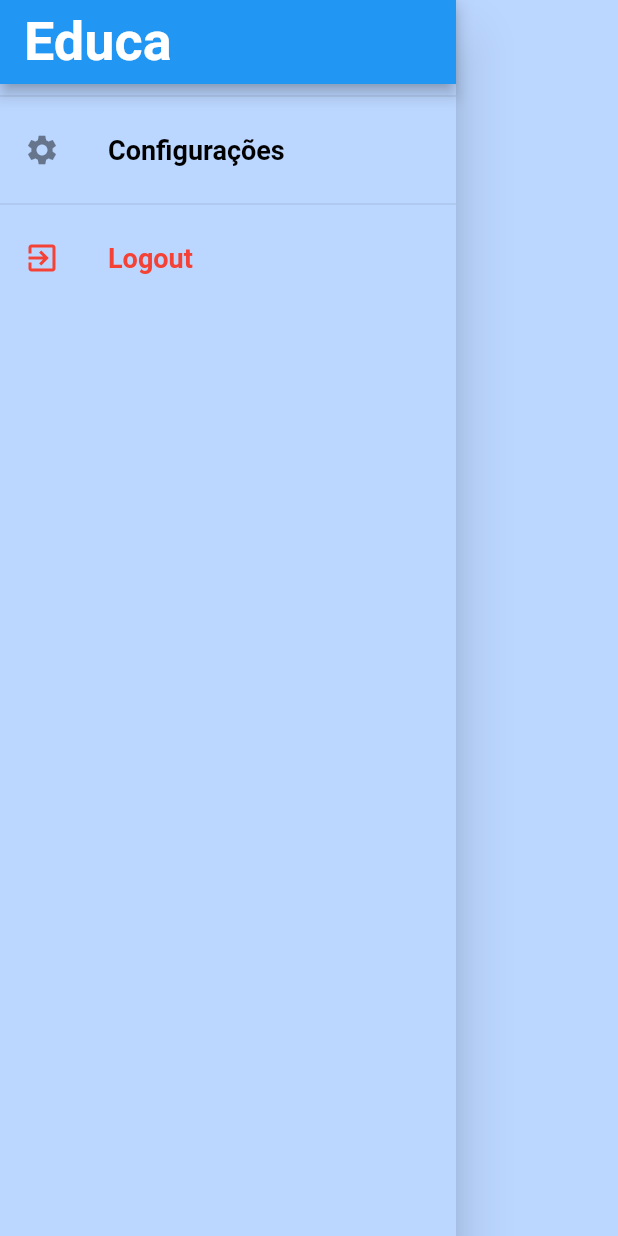
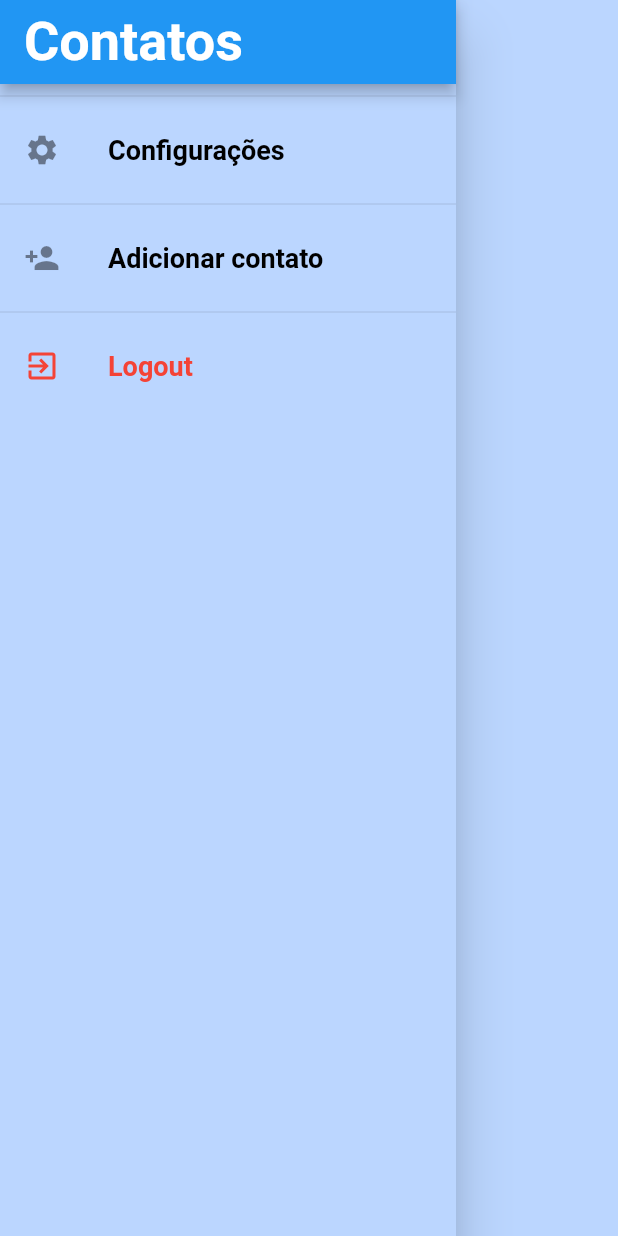
Before and after one commit to GustavoLR548/listadecontatos-flutter, a Flutter app: the AppDrawer widget shown alone on an empty page, opened directly, after a tap on "Logout", on a phone screen of 412 x 824 dp. Run offline on Flutter 3.47's test engine with Material 2 defaults, Android fonts, the phone set to English and light mode, and no system bars; our stand-ins replace cloud_firestore, firebase_auth, firebase_core, firebase_storage, image_picker; accounts and stored records are empty; Roboto replaces fonts that are missing (Righteous-Regular).

Commit message:
feat: finished contatos provider, refc: changed homepage and main.dart logic

```diff
--- a/lib/provider/contatos.dart
+++ b/lib/provider/contatos.dart
@@ -0,0 +1,107 @@
+import 'package:flutter/cupertino.dart';
+import 'package:listadecontatos/models/contato.dart';
+import 'package:cloud_firestore/cloud_firestore.dart';
+
+class Contatos with ChangeNotifier {
+  final FirebaseFirestore _firestore = FirebaseFirestore.instance;
+  String collectionName = 'contacts';
+
+  List<Contato> _items = [];
+  String _userId = '-1';
+
+  List<Contato> get items => [..._items];
+
+  int get size => _items.length;
+
+  Contatos();
+
+  Contatos.loggedIn(this._userId);
+
+  Contato find(String id) {
+    return _items.firstWhere((element) => element.telefone == id);
+  }
+
+  Future<void> fetchData() async {
+    final firebaseData = await _firestore
+        .collection(this.collectionName)
+        .doc(this._userId)
+        .get();
+
+    if (!firebaseData.exists) return;
+
+    final contatosUser =
+        firebaseData.data() as Map<String, Map<String, dynamic>>;
+
+    if (contatosUser.length == 0) return;
+
+    contatosUser.forEach((key, value) {
+      Contato newContato = Contato(
+          value['creator_id'],
+          value['name'],
+          value['email'],
+          value['address'],
+          value['cep'],
+          value['phone_number']);
+      _items.add(newContato);
+    });
+
+    notifyListeners();
+  }
+
+  Future<void> add(String name, String email, String address, String cep,
+      String phoneNumber) async {
+    Contato newContato =
+        Contato(this._userId, name, email, address, cep, phoneNumber);
+    _items.add(newContato);
+    _items.sort((a, b) => a.nome.compareTo(b.nome));
+    await _firestore.collection(this.collectionName).doc(this._userId).set({
+      phoneNumber: {
+        'name': name,
+        'email': email,
+        'address': address,
+        'cep': cep
+      },
+    }, SetOptions(merge: true));
+    notifyListeners();
+  }
+
+  Future<void> remove(String id) async {
+    _items.removeWhere((element) => element.telefone == id);
+    final firebaseData = await _firestore
+        .collection(this.collectionName)
+        .doc(this._userId)
+        .get();
+
+    if (!firebaseData.exists) return;
+
+    final contatosUser =
+        firebaseData.data() as Map<String, Map<String, dynamic>>;
+
+    if (contatosUser.length == 0) return;
+
+    contatosUser.removeWhere((key, value) => key.compareTo(id) == 0);
+    await _firestore
+        .collection(this.collectionName)
+        .doc(this._userId)
+        .set(contatosUser);
+    notifyListeners();
+  }
+
+  Future<void> update(Contato c) async {
+    final contaIndex = _items.indexOf(c);
+
+    if (contaIndex < 0) return;
+
+    _items[contaIndex] = c;
+    notifyListeners();
+    await _firestore.collection(this.collectionName).doc(this._userId).update({
+      c.telefone: {
+        'name': c.nome,
+        'email': c.email,
+        'address': c.endereco,
+        'cep': c.cep
+      },
+    });
+    notifyListeners();
+  }
+}
--- /dev/null
+++ b/lib/screens/Homepage/Homepage.dart
@@ -0,0 +1,36 @@
+import 'package:flutter/material.dart';
+import 'package:listadecontatos/provider/auth.dart';
+import 'package:listadecontatos/provider/contatos.dart';
+import 'package:listadecontatos/widgets/drawer/drawer.dart';
+import 'package:provider/provider.dart';
+
+class Homepage extends StatelessWidget {
+  static const routeName = '/homepage';
+  @override
+  @override
+  Widget build(BuildContext context) {
+    final userData = Provider.of<Auth>(context).currUser;
+
+    return Scaffold(
+        appBar: AppBar(
+          title: Text('ta aqui'),
+          centerTitle: true,
+        ),
+        drawer: AppDrawer(),
+        body: FutureBuilder(
+          future: Provider.of<Contatos>(context).fetchData(),
+          builder: (context, snapshot) =>
+              snapshot.connectionState == ConnectionState.waiting
+                  ? Center(
+                      child: CircularProgressIndicator(),
+                    )
+                  : Consumer<Contatos>(
+                      builder: (context, value, child) => ListView.builder(
+                        itemCount: value.size,
+                        itemBuilder: (context, index) =>
+                            Text(value.items[index].nome),
+                      ),
+                    ),
+        ));
+  }
+}
--- a/lib/screens/Homepage/HomepageTabController.dart
+++ /dev/null
@@ -1,73 +0,0 @@
-import 'package:flutter/material.dart';
-import 'package:listadecontatos/provider/auth.dart';
-import 'package:listadecontatos/screens/Homepage/Perfil.dart';
-import 'package:listadecontatos/widgets/drawer/drawer.dart';
-import 'package:provider/provider.dart';
-
-class Homepage extends StatefulWidget {
-  static const routeName = '/homepage';
-  @override
-  _HomepageState createState() => _HomepageState();
-}
-
-class _HomepageState extends State<Homepage> {
-  int? _selectedPageIndex;
-
-  void initState() {
-    _selectedPageIndex = 0;
-    super.initState();
-  }
-
-  @override
-  Widget build(BuildContext context) {
-    final userData = Provider.of<Auth>(context).currUser;
-    List<Map<String, dynamic>> _pages;
-    _pages = [
-      {
-        'page': Perfil(
-            userData['username'], userData['email'], userData['image_url']),
-        'title': 'Perfil'
-      },
-      {
-        'page': Perfil(
-            userData['username'], userData['email'], userData['image_url']),
-        'title': 'Perfil'
-      },
-      {
-        'page': Perfil(
-            userData['username'], userData['email'], userData['image_url']),
-        'title': 'Perfil'
-      }
-    ];
-
-    int index = _selectedPageIndex ?? 0;
-    return DefaultTabController(
-      length: _pages.length,
-      child: Scaffold(
-          appBar: AppBar(
-            title: Text('ta aqui'),
-            centerTitle: true,
-          ),
-          drawer: AppDrawer(),
-          body: _pages[index]['page'],
-          bottomSheet: TabBar(
-            onTap: (int index) {
-              setState(() {
-                _selectedPageIndex = index;
-              });
-            },
-            tabs: [
-              Tab(
-                text: _pages[0]['title'],
-              ),
-              Tab(
-                text: _pages[1]['title'],
-              ),
-              Tab(
-                text: _pages[2]['title'],
-              )
-            ],
-          )),
-    );
-  }
-}
--- a/lib/screens/Homepage/Perfil.dart
+++ /dev/null
@@ -1,53 +0,0 @@
-import 'package:flutter/material.dart';
-import 'package:listadecontatos/provider/themes.dart';
-import 'package:listadecontatos/widgets/misc/circle_fade_in_avatar.dart';
-import 'package:provider/provider.dart';
-
-class Perfil extends StatelessWidget {
-  final String imageUrl;
-  final String name;
-  final String email;
-
-  const Perfil(this.name, this.email, this.imageUrl);
-
-  Widget build(BuildContext context) {
-    final themeData = Provider.of<ThemeChanger>(context);
-    final themeColor = themeData.currTheme == ThemeType.light
-        ? Colors.blue[200]
-        : Colors.indigoAccent;
-
-    return Column(
-      children: [
-        Card(
-          color: themeColor,
-          elevation: 8,
-          margin: const EdgeInsets.all(8),
-          child: Row(
-            mainAxisAlignment: MainAxisAlignment.spaceAround,
-            children: [
-              Padding(
-                padding: const EdgeInsets.only(top: 15, left: 5, bottom: 15),
-                child: CircleFadeInAvatar(imageUrl),
-              ),
-              FittedBox(
-                fit: BoxFit.cover,
-                child: Column(
-                  children: [
-                    Text(
-                      name,
-                      style: Theme.of(context).textTheme.headline1,
-                    ),
-                    Text(
-                      email,
-                      style: Theme.of(context).textTheme.bodyText1,
-                    ),
-                  ],
-                ),
-              )
-            ],
-          ),
-        ),
-      ],
-    );
-  }
-}
--- a/lib/screens/Splashscreen.dart
+++ b/lib/screens/Splashscreen.dart
@@ -3,18 +3,7 @@ import 'package:flutter/material.dart';
 class SplashScreen extends StatelessWidget {
   @override
   Widget build(BuildContext context) {
-    return MaterialApp(
-      theme: ThemeData(
-          canvasColor: Color(0xFFbbd6ff),
-          fontFamily: 'Righteous-Regular',
-          textTheme: ThemeData.light().textTheme.copyWith(
-                headline2: TextStyle(
-                  fontSize: 24,
-                  color: Colors.black,
-                  fontWeight: FontWeight.bold,
-                ),
-              )),
-      home: Scaffold(
+    return Scaffold(
         body: Center(
             child: Column(
       crossAxisAlignment: CrossAxisAlignment.center,
@@ -31,9 +20,6 @@ class SplashScreen extends StatelessWidget {
           child: CircularProgressIndicator(),
         ),
       ],
-          ),
-        ),
-      ),
-    );
+    )));
   }
 }
--- a/lib/widgets/drawer/drawer.dart
+++ b/lib/widgets/drawer/drawer.dart
@@ -1,5 +1,6 @@
 import 'package:flutter/material.dart';
 import 'package:listadecontatos/provider/auth.dart';
+import 'package:listadecontatos/screens/Configuration.dart';
 import 'package:listadecontatos/widgets/drawer/drawer_item.dart';
 import 'package:provider/provider.dart';
 
@@ -10,8 +11,9 @@ class AppDrawer extends StatelessWidget {
         child: Column(
       children: [
         AppBar(
+          backgroundColor: Theme.of(context).primaryColor,
           title: Text(
-            'Educa',
+            'Contatos',
             style: Theme.of(context)
                 .textTheme
                 .headline3
@@ -26,7 +28,16 @@ class AppDrawer extends StatelessWidget {
             style: Theme.of(context).textTheme.headline1,
           ),
           icon: Icon(Icons.settings),
-          onTap: () {},
+          onTap: () => Navigator.of(context).pushNamed(Configuration.routeName),
+        ),
+        Divider(),
+        DrawerItem(
+          title: Text(
+            'Adicionar contato',
+            style: Theme.of(context).textTheme.headline1,
+          ),
+          icon: Icon(Icons.person_add),
+          onTap: () => Navigator.of(context).pushNamed(Configuration.routeName),
         ),
         Divider(),
         DrawerItem(
@@ -41,11 +52,7 @@ class AppDrawer extends StatelessWidget {
               Icons.exit_to_app,
               color: Colors.red,
             ),
-          onTap: () {
-            print('saiu');
-            Provider.of<Auth>(context, listen: false).logout();
-          },
-        ),
+            onTap: () => Provider.of<Auth>(context, listen: false).logout()),
       ],
     ));
   }
```
Also changed, not shown: lib/main.dart (+15 -16 lines), lib/models/contato.dart (+6 -6 lines). Lines whose indentation alone changed are shown as unchanged.
